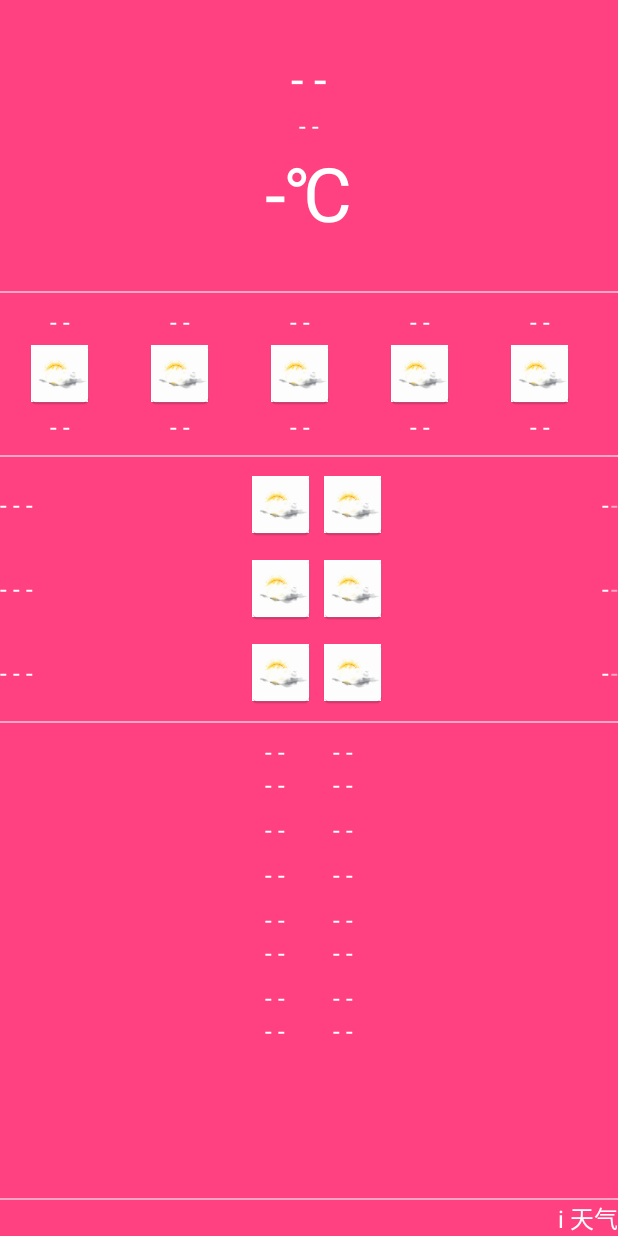
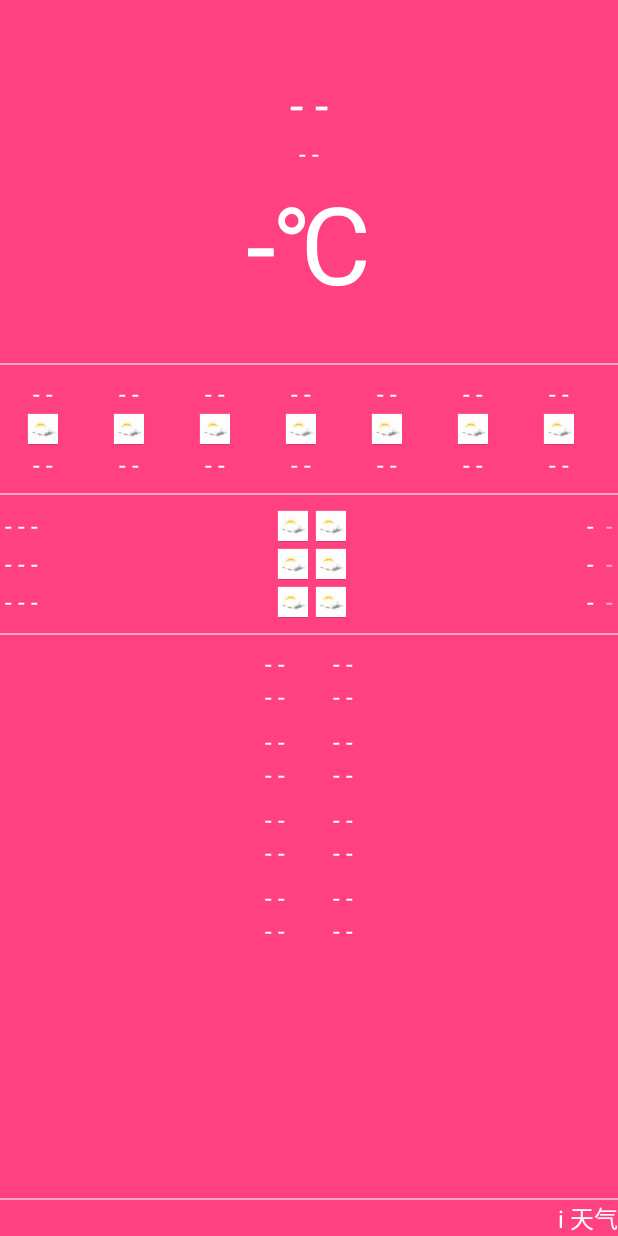
Before and after one commit to ZhaoYidong/YicoWeather, an Android app: the screen it shows after launch (MainActivity), on a phone screen of 412 x 824 dp. Run offline under Robolectric (Android 15) with nearby library versions, the phone set to English and light mode, and no system bars; libraries missing offline, so code that uses them is left out: com.orhanobut.logger; 2 statements that could not run were skipped.

Commit message:
1、添加注释；2、添加DateUtils类：将日期转换为星期；3、优化布局

```diff
--- a/app/src/main/java/com/yico/weather/BaseActivity.java
+++ b/app/src/main/java/com/yico/weather/BaseActivity.java
@@ -18,7 +18,7 @@ public class BaseActivity extends AppCompatActivity {
         Logger.init("Yico");
 
         //沉浸式状态栏
-        if (Build.VERSION.SDK_INT >= 21) {
+        if (Build.VERSION.SDK_INT >= Build.VERSION_CODES.LOLLIPOP) {
             View decorView = getWindow().getDecorView();
             int option = View.SYSTEM_UI_FLAG_LAYOUT_FULLSCREEN
                     | View.SYSTEM_UI_FLAG_LAYOUT_STABLE;
--- a/app/src/main/java/com/yico/weather/MainActivity.java
+++ b/app/src/main/java/com/yico/weather/MainActivity.java
@@ -48,7 +48,6 @@ public class MainActivity extends BaseActivity {
     private ItemMiddleWeatherInfo imwiHum;
     private ItemMiddleWeatherInfo imwiPres;
     private ItemMiddleWeatherInfo imwiVis;
-
 
     @Override
     protected void onCreate(Bundle savedInstanceState) {
@@ -161,7 +160,7 @@ public class MainActivity extends BaseActivity {
         imwiPcpn.setValue(bean.getPcpn() + "毫米");
 
         imwiSpd.setKey("风速：");
-        imwiSpd.setValue(bean.getWind().getDir() + " " + "每小时" + bean.getWind().getSpd() + "千米");
+        imwiSpd.setValue(bean.getWind().getDir() + " " + bean.getWind().getSpd() + "km/h");
 
         imwiHum.setKey("相对湿度：");
         imwiHum.setValue(bean.getHum() + "%");
@@ -173,5 +172,4 @@ public class MainActivity extends BaseActivity {
         imwiVis.setValue(bean.getVis() + "千米");
     }
 
-
 }
--- a/app/src/main/java/com/yico/weather/adapter/DailyForecastAdapter.java
+++ b/app/src/main/java/com/yico/weather/adapter/DailyForecastAdapter.java
@@ -16,6 +16,7 @@ import com.yico.weather.model.basic.DailyForecast;
 import com.yico.weather.model.basic.DailyForecastBean;
 import com.yico.weather.net.ApiService;
 import com.yico.weather.net.NetUtils;
+import com.yico.weather.utils.DateUtils;
 import com.yico.weather.utils.Utils;
 
 import java.io.InputStream;
@@ -79,7 +80,7 @@ public class DailyForecastAdapter extends RecyclerView.Adapter<DailyForecastAdap
             return;
         }
         DailyForecastBean dailyForecastBean = mDailyForecast.getDaily_forecast().get(position);
-        holder.tvDate.setText(dailyForecastBean.getDate());
+        holder.tvDate.setText(DateUtils.getWeekOfDate(dailyForecastBean.getDate(), 1024));
         downloadIcon(holder, position);
         holder.tvTmpMax.setText(dailyForecastBean.getTmp().getMax());
         holder.tvTmpMin.setText(dailyForecastBean.getTmp().getMin());
--- a/app/src/main/res/layout/activity_main.xml
+++ b/app/src/main/res/layout/activity_main.xml
@@ -46,6 +46,9 @@
                 android:layout_height="wrap_content"
                 android:layout_centerVertical="true"
                 android:layout_marginBottom="@dimen/layout_margin_half"
+                android:layout_marginLeft="@dimen/line_normal_3"
+                android:layout_marginRight="@dimen/line_normal_3"
+                android:layout_marginTop="@dimen/layout_margin_half"
                 android:background="#00000000"
                 android:scrollbars="none">
             </android.support.v7.widget.RecyclerView>
--- a/app/src/main/res/layout/header_weather_now.xml
+++ b/app/src/main/res/layout/header_weather_now.xml
@@ -4,6 +4,7 @@
     android:layout_width="match_parent"
     android:layout_height="wrap_content"
     android:layout_alignParentTop="true"
+    android:layout_marginTop="@dimen/layout_margin_triple"
     android:orientation="vertical">
 
     <TextView
@@ -12,7 +13,6 @@
         android:layout_width="wrap_content"
         android:layout_height="wrap_content"
         android:layout_gravity="center_horizontal"
-        android:layout_marginTop="@dimen/layout_margin_double"
         android:textSize="@dimen/text_size_weather_head_city"/>
 
     <TextView
--- a/app/src/main/res/layout/item_recycler_view_daily_forecast.xml
+++ b/app/src/main/res/layout/item_recycler_view_daily_forecast.xml
@@ -3,7 +3,6 @@
     xmlns:android="http://schemas.android.com/apk/res/android"
     android:layout_width="match_parent"
     android:layout_height="wrap_content"
-    android:layout_marginTop="@dimen/layout_margin_half"
     android:orientation="horizontal">
 
     <TextView
@@ -22,21 +21,18 @@
     <LinearLayout
         android:layout_width="wrap_content"
         android:layout_height="wrap_content"
+        android:layout_gravity="center_vertical"
         android:orientation="horizontal">
 
         <ImageView
             android:id="@+id/iv_weather_icon_d"
-            style="@style/image_view_normal"
-            android:layout_width="wrap_content"
-            android:layout_height="wrap_content"
+            style="@style/image_view_weather_icon"
             android:layout_gravity="center_vertical"/>
 
 
         <ImageView
             android:id="@+id/iv_weather_icon_n"
-            style="@style/image_view_normal"
-            android:layout_width="wrap_content"
-            android:layout_height="wrap_content"
+            style="@style/image_view_weather_icon"
             android:layout_gravity="center_vertical"/>
     </LinearLayout>
 
@@ -60,7 +56,7 @@
         android:text="@string/placeholder_short"
         android:layout_height="wrap_content"
         android:layout_gravity="center_vertical"
-        android:layout_marginLeft="@dimen/line_normal"
+        android:layout_marginLeft="@dimen/layout_margin_half"
         android:textColor="@color/gray"/>
 
 </LinearLayout>
--- a/app/src/main/res/layout/item_recycler_view_hourly_forecast.xml
+++ b/app/src/main/res/layout/item_recycler_view_hourly_forecast.xml
@@ -17,9 +17,7 @@
 
     <ImageView
         android:id="@+id/iv_weather_icon"
-        style="@style/image_view_normal"
-        android:layout_width="wrap_content"
-        android:layout_height="wrap_content"
+        style="@style/image_view_weather_icon"
         android:layout_gravity="center_horizontal"/>
 
     <TextView
--- a/app/src/main/res/layout/line_horizontal.xml
+++ b/app/src/main/res/layout/line_horizontal.xml
@@ -1,6 +1,6 @@
 <?xml version="1.0" encoding="utf-8"?>
 <LinearLayout xmlns:android="http://schemas.android.com/apk/res/android"
               android:layout_width="match_parent"
-              android:layout_height="@dimen/line_normal"
+              android:layout_height="@dimen/line_normal_1"
               android:background="@color/gray">
 </LinearLayout>
--- a/app/src/main/res/layout/line_vertical.xml
+++ b/app/src/main/res/layout/line_vertical.xml
@@ -1,6 +1,6 @@
 <?xml version="1.0" encoding="utf-8"?>
 <LinearLayout xmlns:android="http://schemas.android.com/apk/res/android"
-              android:layout_width="@dimen/line_normal"
+              android:layout_width="@dimen/line_normal_1"
               android:layout_height="match_parent"
               android:background="@color/gray">
 
--- a/app/src/main/res/layout/middle_weather_information.xml
+++ b/app/src/main/res/layout/middle_weather_information.xml
@@ -30,8 +30,7 @@
     <com.yico.weather.view.ItemMiddleWeatherInfo
         android:id="@+id/imwi_pcpn"
         android:layout_width="match_parent"
-        android:layout_height="wrap_content"
-        android:layout_marginTop="@dimen/layout_margin_half"/>
+        android:layout_height="wrap_content"/>
 
 
     <!--风速-->
--- a/app/src/main/res/values/dimens.xml
+++ b/app/src/main/res/values/dimens.xml
@@ -6,13 +6,17 @@
     <dimen name="layout_margin_half">8dp</dimen>
     <dimen name="layout_margin">16dp</dimen>
     <dimen name="layout_margin_double">32dp</dimen>
+    <dimen name="layout_margin_triple">48dp</dimen>
+    <dimen name="layout_margin_quadruple">64dp</dimen>
 
-    <dimen name="line_normal">1dp</dimen>
+    <dimen name="line_normal_1">1dp</dimen>
+    <dimen name="line_normal_2">2dp</dimen>
+    <dimen name="line_normal_3">3dp</dimen>
 
     <!--main head textSize start-->
-    <dimen name="text_size_weather_head_city">30sp</dimen>
+    <dimen name="text_size_weather_head_city">32sp</dimen>
     <dimen name="text_size_weather_head_cond">16sp</dimen>
-    <dimen name="text_size_weather_head_tmp">50sp</dimen>
+    <dimen name="text_size_weather_head_tmp">72sp</dimen>
     <!--main head textSize end-->
 
 
--- a/app/src/main/res/values/styles.xml
+++ b/app/src/main/res/values/styles.xml
@@ -20,8 +20,10 @@
 
     <!--普通imageView Style-->
     <!--默认图片：icon -->
-    <style name="image_view_normal">
+    <style name="image_view_weather_icon">
         <item name="android:src">@mipmap/ic_launcher</item>
+        <item name="android:layout_width">25dp</item>
+        <item name="android:layout_height">25dp</item>
     </style>
 
 </resources>
```
Also changed, not shown: app/src/main/java/com/yico/weather/utils/DateUtils.java (added, +59 -0 lines).
